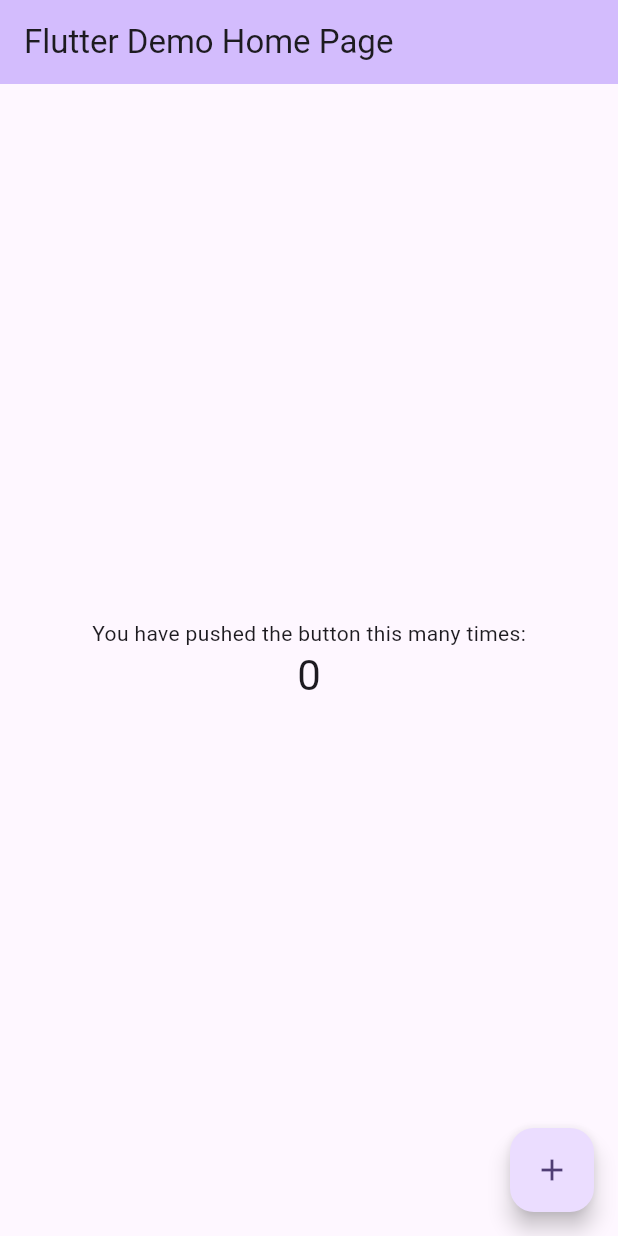
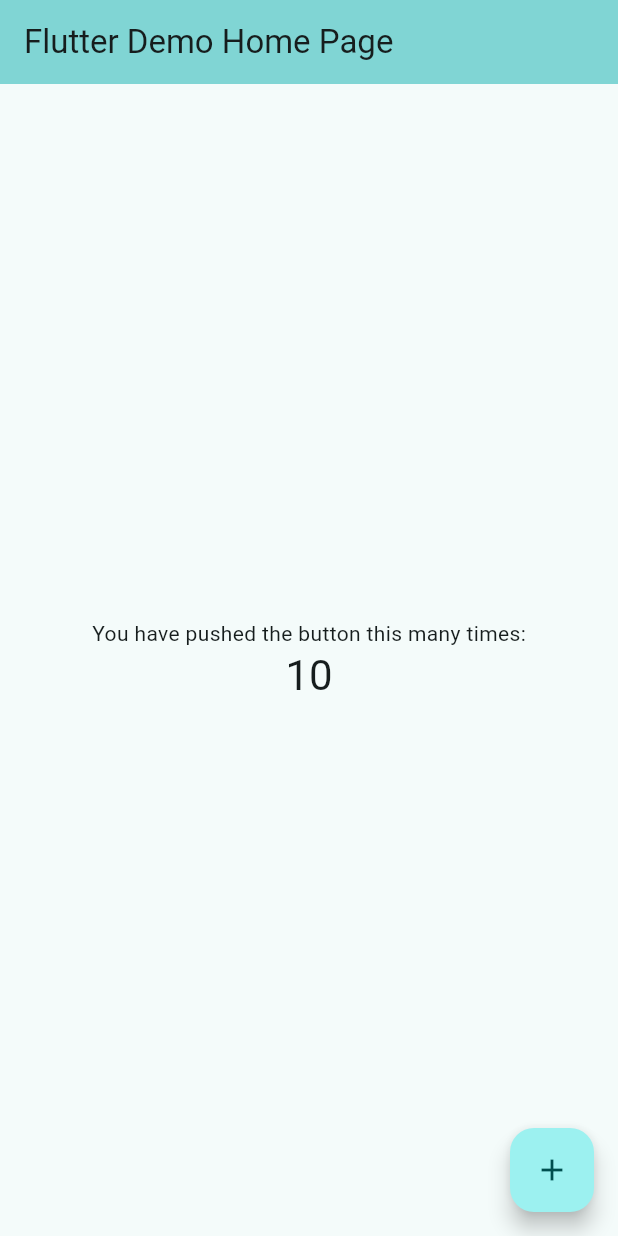
Before and after one commit to sofiabukovskaya/test_repo, a Flutter app: the screen it shows after launch, on a phone screen of 412 x 824 dp. Run offline on Flutter 3.47's test engine with Material 3 defaults, Android fonts, the phone set to English and light mode, and no system bars.

Commit message:
Some stuff

```diff
--- a/lib/main.dart
+++ b/lib/main.dart
@@ -28,7 +28,7 @@ class MyApp extends StatelessWidget {
         //
         // This works for code too, not just values: Most code changes can be
         // tested with just a hot reload.
-        colorScheme: ColorScheme.fromSeed(seedColor: Colors.deepPurple),
+        colorScheme: ColorScheme.fromSeed(seedColor: Colors.cyanAccent),
       ),
       home: const MyHomePage(title: 'Flutter Demo Home Page'),
     );
@@ -54,7 +54,7 @@ class MyHomePage extends StatefulWidget {
 }
 
 class _MyHomePageState extends State<MyHomePage> {
-  int _counter = 0;
+  int _counter = 10;
 
   void _incrementCounter() {
     setState(() {
```
